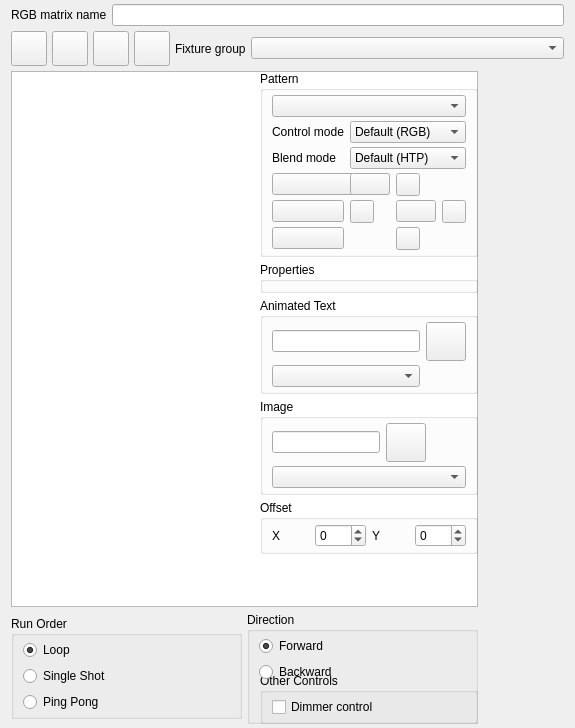
Qt form ui/src/rgbmatrixeditor.ui (mcallegari/qlcplus) before a commit.
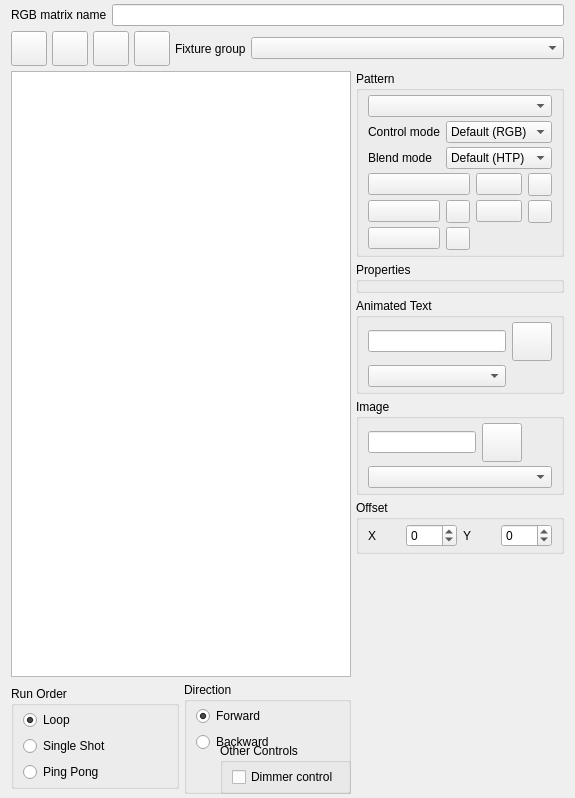
The same form after that commit. Icons and pictures are not drawn.

```diff
--- a/ui/src/rgbmatrixeditor.ui
+++ b/ui/src/rgbmatrixeditor.ui
@@ -26,7 +26,7 @@
     <x>0</x>
     <y>0</y>
     <width>575</width>
-    <height>728</height>
+    <height>798</height>
    </rect>
   </property>
   <property name="windowTitle">
@@ -45,426 +45,6 @@
    <item row="2" column="0" colspan="4">
     <widget class="QGraphicsView" name="m_preview"/>
    </item>
-   <item row="2" column="3" rowspan="3">
-    <layout class="QVBoxLayout" name="verticalLayout_5">
-     <item>
-      <widget class="QGroupBox" name="m_patternGroup">
-       <property name="sizePolicy">
-        <sizepolicy hsizetype="Preferred" vsizetype="Maximum">
-         <horstretch>0</horstretch>
-         <verstretch>0</verstretch>
-        </sizepolicy>
-       </property>
-       <property name="title">
-        <string>Pattern</string>
-       </property>
-       <layout class="QGridLayout" name="gridLayout_4">
-        <property name="topMargin">
-         <number>4</number>
-        </property>
-        <property name="bottomMargin">
-         <number>4</number>
-        </property>
-        <property name="verticalSpacing">
-         <number>4</number>
-        </property>
-        <item row="5" column="0" colspan="2">
-         <widget class="QPushButton" name="m_mtxColor1Button">
-          <property name="toolTip">
-           <string>Matrix color 1</string>
-          </property>
-          <property name="iconSize">
-           <size>
-            <width>50</width>
-            <height>26</height>
-           </size>
-          </property>
-         </widget>
-        </item>
-        <item row="5" column="1">
-         <widget class="QPushButton" name="m_mtxColor2Button">
-          <property name="toolTip">
-           <string>Matrix color 2</string>
-          </property>
-          <property name="text">
-           <string/>
-          </property>
-          <property name="iconSize">
-           <size>
-            <width>50</width>
-            <height>26</height>
-           </size>
-          </property>
-         </widget>
-        </item>
-        <item row="5" column="2">
-         <widget class="QToolButton" name="m_resetMtxColor2Button">
-          <property name="toolTip">
-           <string>Reset the end color</string>
-          </property>
-          <property name="icon">
-           <iconset resource="qlcui.qrc">
-            <normaloff>:/fileclose.png</normaloff>:/fileclose.png</iconset>
-          </property>
-         </widget>
-        </item>
-        <item row="6" column="0">
-         <widget class="QPushButton" name="m_mtxColor3Button">
-          <property name="toolTip">
-           <string>Matrix color 3</string>
-          </property>
-          <property name="iconSize">
-           <size>
-            <width>50</width>
-            <height>26</height>
-           </size>
-          </property>
-         </widget>
-        </item>
-        <item row="6" column="1">
-         <widget class="QToolButton" name="m_resetMtxColor3Button">
-          <property name="toolTip">
-           <string>Reset the end color</string>
-          </property>
-          <property name="icon">
-           <iconset resource="qlcui.qrc">
-            <normaloff>:/fileclose.png</normaloff>:/fileclose.png</iconset>
-          </property>
-         </widget>
-        </item>
-        <item row="6" column="2">
-         <widget class="QPushButton" name="m_mtxColor4Button">
-          <property name="toolTip">
-           <string>Matrix color 4</string>
-          </property>
-          <property name="text">
-           <string/>
-          </property>
-          <property name="iconSize">
-           <size>
-            <width>50</width>
-            <height>26</height>
-           </size>
-          </property>
-         </widget>
-        </item>
-        <item row="6" column="3">
-         <widget class="QToolButton" name="m_resetMtxColor4Button">
-          <property name="toolTip">
-           <string>Reset the end color</string>
-          </property>
-          <property name="icon">
-           <iconset resource="qlcui.qrc">
-            <normaloff>:/fileclose.png</normaloff>:/fileclose.png</iconset>
-          </property>
-         </widget>
-        </item>
-        <item row="7" column="0">
-         <widget class="QPushButton" name="m_mtxColor5Button">
-          <property name="toolTip">
-           <string>Matrix color 5</string>
-          </property>
-          <property name="iconSize">
-           <size>
-            <width>50</width>
-            <height>26</height>
-           </size>
-          </property>
-         </widget>
-        </item>
-        <item row="7" column="2">
-         <widget class="QToolButton" name="m_resetMtxColor5Button">
-          <property name="toolTip">
-           <string>Reset the end color</string>
-          </property>
-          <property name="icon">
-           <iconset resource="qlcui.qrc">
-            <normaloff>:/fileclose.png</normaloff>:/fileclose.png</iconset>
-          </property>
-         </widget>
-        </item>
-        <item row="0" column="0" colspan="4">
-         <widget class="QComboBox" name="m_patternCombo">
-          <property name="toolTip">
-           <string>The RGB matrix pattern</string>
-          </property>
-         </widget>
-        </item>
-        <item row="3" column="1" colspan="3">
-         <widget class="QComboBox" name="m_blendModeCombo">
-          <item>
-           <property name="text">
-            <string>Default (HTP)</string>
-           </property>
-          </item>
-          <item>
-           <property name="text">
-            <string>Mask</string>
-           </property>
-          </item>
-          <item>
-           <property name="text">
-            <string>Additive</string>
-           </property>
-          </item>
-          <item>
-           <property name="text">
-            <string>Subtractive</string>
-           </property>
-          </item>
-         </widget>
-        </item>
-        <item row="3" column="0">
-         <widget class="QLabel" name="m_blendModeLabel">
-          <property name="text">
-           <string>Blend mode</string>
-          </property>
-         </widget>
-        </item>
-        <item row="2" column="0">
-         <widget class="QLabel" name="m_colorModeLabel">
-          <property name="text">
-           <string>Control mode</string>
-          </property>
-         </widget>
-        </item>
-        <item row="2" column="1" colspan="3">
-         <widget class="QComboBox" name="m_controlModeCombo">
-          <item>
-           <property name="text">
-            <string>Default (RGB)</string>
-           </property>
-          </item>
-          <item>
-           <property name="text">
-            <string>White</string>
-           </property>
-          </item>
-          <item>
-           <property name="text">
-            <string>Amber</string>
-           </property>
-          </item>
-          <item>
-           <property name="text">
-            <string>UV</string>
-           </property>
-          </item>
-          <item>
-           <property name="text">
-            <string>Dimmer</string>
-           </property>
-          </item>
-          <item>
-           <property name="text">
-            <string>Shutter</string>
-           </property>
-          </item>
-         </widget>
-        </item>
-       </layout>
-      </widget>
-     </item>
-     <item>
-      <widget class="QGroupBox" name="m_propertiesGroup">
-       <property name="title">
-        <string>Properties</string>
-       </property>
-       <layout class="QGridLayout" name="gridLayout_5">
-        <property name="topMargin">
-         <number>4</number>
-        </property>
-        <property name="bottomMargin">
-         <number>4</number>
-        </property>
-        <property name="verticalSpacing">
-         <number>4</number>
-        </property>
-        <item row="0" column="0">
-         <layout class="QGridLayout" name="m_propertiesLayout"/>
-        </item>
-       </layout>
-      </widget>
-     </item>
-     <item>
-      <widget class="QGroupBox" name="m_textGroup">
-       <property name="title">
-        <string>Animated Text</string>
-       </property>
-       <layout class="QGridLayout" name="gridLayout_3">
-        <property name="topMargin">
-         <number>4</number>
-        </property>
-        <property name="bottomMargin">
-         <number>4</number>
-        </property>
-        <property name="verticalSpacing">
-         <number>4</number>
-        </property>
-        <item row="0" column="0">
-         <widget class="QLineEdit" name="m_textEdit">
-          <property name="sizePolicy">
-           <sizepolicy hsizetype="Minimum" vsizetype="Fixed">
-            <horstretch>0</horstretch>
-            <verstretch>0</verstretch>
-           </sizepolicy>
-          </property>
-          <property name="toolTip">
-           <string>Text to display</string>
-          </property>
-         </widget>
-        </item>
-        <item row="0" column="1">
-         <widget class="QToolButton" name="m_fontButton">
-          <property name="toolTip">
-           <string>Choose the font</string>
-          </property>
-          <property name="text">
-           <string notr="true"/>
-          </property>
-          <property name="icon">
-           <iconset resource="qlcui.qrc">
-            <normaloff>:/fonts.png</normaloff>:/fonts.png</iconset>
-          </property>
-          <property name="iconSize">
-           <size>
-            <width>32</width>
-            <height>32</height>
-           </size>
-          </property>
-         </widget>
-        </item>
-        <item row="1" column="0">
-         <widget class="QComboBox" name="m_animationCombo">
-          <property name="toolTip">
-           <string>Animation style</string>
-          </property>
-         </widget>
-        </item>
-       </layout>
-      </widget>
-     </item>
-     <item>
-      <widget class="QGroupBox" name="m_imageGroup">
-       <property name="title">
-        <string>Image</string>
-       </property>
-       <layout class="QGridLayout" name="gridLayout_2">
-        <property name="topMargin">
-         <number>4</number>
-        </property>
-        <property name="bottomMargin">
-         <number>4</number>
-        </property>
-        <property name="verticalSpacing">
-         <number>4</number>
-        </property>
-        <item row="0" column="0">
-         <widget class="QLineEdit" name="m_imageEdit">
-          <property name="sizePolicy">
-           <sizepolicy hsizetype="Minimum" vsizetype="Fixed">
-            <horstretch>0</horstretch>
-            <verstretch>0</verstretch>
-           </sizepolicy>
-          </property>
-         </widget>
-        </item>
-        <item row="0" column="1">
-         <widget class="QToolButton" name="m_imageButton">
-          <property name="text">
-           <string notr="true"/>
-          </property>
-          <property name="icon">
-           <iconset resource="qlcui.qrc">
-            <normaloff>:/image.png</normaloff>:/image.png</iconset>
-          </property>
-          <property name="iconSize">
-           <size>
-            <width>32</width>
-            <height>32</height>
-           </size>
-          </property>
-         </widget>
-        </item>
-        <item row="1" column="0" colspan="3">
-         <widget class="QComboBox" name="m_imageAnimationCombo"/>
-        </item>
-       </layout>
-      </widget>
-     </item>
-     <item>
-      <widget class="QGroupBox" name="m_offsetGroup">
-       <property name="title">
-        <string>Offset</string>
-       </property>
-       <layout class="QHBoxLayout" name="horizontalLayout">
-        <property name="topMargin">
-         <number>4</number>
-        </property>
-        <property name="bottomMargin">
-         <number>4</number>
-        </property>
-        <item>
-         <widget class="QLabel" name="m_xOffsetLabel">
-          <property name="text">
-           <string>X</string>
-          </property>
-         </widget>
-        </item>
-        <item>
-         <widget class="QSpinBox" name="m_xOffsetSpin">
-          <property name="toolTip">
-           <string>Shift the pattern X pixels horizontally</string>
-          </property>
-          <property name="minimum">
-           <number>-255</number>
-          </property>
-          <property name="maximum">
-           <number>255</number>
-          </property>
-         </widget>
-        </item>
-        <item>
-         <widget class="QLabel" name="m_yOffsetLabel">
-          <property name="text">
-           <string>Y</string>
-          </property>
-         </widget>
-        </item>
-        <item>
-         <widget class="QSpinBox" name="m_yOffsetSpin">
-          <property name="toolTip">
-           <string>Shift the pattern Y pixels vertically</string>
-          </property>
-          <property name="minimum">
-           <number>-255</number>
-          </property>
-          <property name="maximum">
-           <number>255</number>
-          </property>
-         </widget>
-        </item>
-       </layout>
-      </widget>
-     </item>
-     <item>
-      <spacer name="verticalSpacer_4">
-       <property name="orientation">
-        <enum>Qt::Vertical</enum>
-       </property>
-       <property name="sizeType">
-        <enum>QSizePolicy::Expanding</enum>
-       </property>
-       <property name="sizeHint" stdset="0">
-        <size>
-         <width>20</width>
-         <height>40</height>
-        </size>
-       </property>
-      </spacer>
-     </item>
-    </layout>
-   </item>
    <item row="4" column="3">
     <widget class="QGroupBox" name="m_intensityGroup">
      <property name="sizePolicy">
@@ -754,6 +334,426 @@
      </item>
     </layout>
    </item>
+   <item row="2" column="4">
+    <layout class="QVBoxLayout" name="verticalLayout_5">
+     <item>
+      <widget class="QGroupBox" name="m_patternGroup">
+       <property name="sizePolicy">
+        <sizepolicy hsizetype="Preferred" vsizetype="Maximum">
+         <horstretch>0</horstretch>
+         <verstretch>0</verstretch>
+        </sizepolicy>
+       </property>
+       <property name="title">
+        <string>Pattern</string>
+       </property>
+       <layout class="QGridLayout" name="gridLayout_4">
+        <property name="topMargin">
+         <number>4</number>
+        </property>
+        <property name="bottomMargin">
+         <number>4</number>
+        </property>
+        <property name="verticalSpacing">
+         <number>4</number>
+        </property>
+        <item row="6" column="0" colspan="2">
+         <widget class="QPushButton" name="m_mtxColor3Button">
+          <property name="toolTip">
+           <string>Matrix color 3</string>
+          </property>
+          <property name="iconSize">
+           <size>
+            <width>50</width>
+            <height>26</height>
+           </size>
+          </property>
+         </widget>
+        </item>
+        <item row="5" column="0" colspan="3">
+         <widget class="QPushButton" name="m_mtxColor1Button">
+          <property name="toolTip">
+           <string>Matrix color 1</string>
+          </property>
+          <property name="iconSize">
+           <size>
+            <width>50</width>
+            <height>26</height>
+           </size>
+          </property>
+         </widget>
+        </item>
+        <item row="3" column="2" colspan="4">
+         <widget class="QComboBox" name="m_blendModeCombo">
+          <item>
+           <property name="text">
+            <string>Default (HTP)</string>
+           </property>
+          </item>
+          <item>
+           <property name="text">
+            <string>Mask</string>
+           </property>
+          </item>
+          <item>
+           <property name="text">
+            <string>Additive</string>
+           </property>
+          </item>
+          <item>
+           <property name="text">
+            <string>Subtractive</string>
+           </property>
+          </item>
+         </widget>
+        </item>
+        <item row="2" column="0" colspan="2">
+         <widget class="QLabel" name="m_colorModeLabel">
+          <property name="text">
+           <string>Control mode</string>
+          </property>
+         </widget>
+        </item>
+        <item row="7" column="0" colspan="2">
+         <widget class="QPushButton" name="m_mtxColor5Button">
+          <property name="toolTip">
+           <string>Matrix color 5</string>
+          </property>
+          <property name="iconSize">
+           <size>
+            <width>50</width>
+            <height>26</height>
+           </size>
+          </property>
+         </widget>
+        </item>
+        <item row="5" column="5">
+         <widget class="QToolButton" name="m_resetMtxColor2Button">
+          <property name="toolTip">
+           <string>Reset color 2</string>
+          </property>
+          <property name="icon">
+           <iconset resource="qlcui.qrc">
+            <normaloff>:/fileclose.png</normaloff>:/fileclose.png</iconset>
+          </property>
+         </widget>
+        </item>
+        <item row="3" column="0" colspan="2">
+         <widget class="QLabel" name="m_blendModeLabel">
+          <property name="text">
+           <string>Blend mode</string>
+          </property>
+         </widget>
+        </item>
+        <item row="6" column="2">
+         <widget class="QToolButton" name="m_resetMtxColor3Button">
+          <property name="toolTip">
+           <string>Reset color 3</string>
+          </property>
+          <property name="icon">
+           <iconset resource="qlcui.qrc">
+            <normaloff>:/fileclose.png</normaloff>:/fileclose.png</iconset>
+          </property>
+         </widget>
+        </item>
+        <item row="2" column="2" colspan="4">
+         <widget class="QComboBox" name="m_controlModeCombo">
+          <item>
+           <property name="text">
+            <string>Default (RGB)</string>
+           </property>
+          </item>
+          <item>
+           <property name="text">
+            <string>White</string>
+           </property>
+          </item>
+          <item>
+           <property name="text">
+            <string>Amber</string>
+           </property>
+          </item>
+          <item>
+           <property name="text">
+            <string>UV</string>
+           </property>
+          </item>
+          <item>
+           <property name="text">
+            <string>Dimmer</string>
+           </property>
+          </item>
+          <item>
+           <property name="text">
+            <string>Shutter</string>
+           </property>
+          </item>
+         </widget>
+        </item>
+        <item row="0" column="0" colspan="6">
+         <widget class="QComboBox" name="m_patternCombo">
+          <property name="toolTip">
+           <string>The RGB matrix pattern</string>
+          </property>
+         </widget>
+        </item>
+        <item row="5" column="3" colspan="2">
+         <widget class="QPushButton" name="m_mtxColor2Button">
+          <property name="toolTip">
+           <string>Matrix color 2</string>
+          </property>
+          <property name="text">
+           <string/>
+          </property>
+          <property name="iconSize">
+           <size>
+            <width>50</width>
+            <height>26</height>
+           </size>
+          </property>
+         </widget>
+        </item>
+        <item row="6" column="3" colspan="2">
+         <widget class="QPushButton" name="m_mtxColor4Button">
+          <property name="toolTip">
+           <string>Matrix color 4</string>
+          </property>
+          <property name="text">
+           <string/>
+          </property>
+          <property name="iconSize">
+           <size>
+            <width>50</width>
+            <height>26</height>
+           </size>
+          </property>
+         </widget>
+        </item>
+        <item row="6" column="5">
+         <widget class="QToolButton" name="m_resetMtxColor4Button">
+          <property name="toolTip">
+           <string>Reset color 4</string>
+          </property>
+          <property name="icon">
+           <iconset resource="qlcui.qrc">
+            <normaloff>:/fileclose.png</normaloff>:/fileclose.png</iconset>
+          </property>
+         </widget>
+        </item>
+        <item row="7" column="2">
+         <widget class="QToolButton" name="m_resetMtxColor5Button">
+          <property name="toolTip">
+           <string>Reset color 5</string>
+          </property>
+          <property name="icon">
+           <iconset resource="qlcui.qrc">
+            <normaloff>:/fileclose.png</normaloff>:/fileclose.png</iconset>
+          </property>
+         </widget>
+        </item>
+       </layout>
+      </widget>
+     </item>
+     <item>
+      <widget class="QGroupBox" name="m_propertiesGroup">
+       <property name="title">
+        <string>Properties</string>
+       </property>
+       <layout class="QGridLayout" name="gridLayout_5">
+        <property name="topMargin">
+         <number>4</number>
+        </property>
+        <property name="bottomMargin">
+         <number>4</number>
+        </property>
+        <property name="verticalSpacing">
+         <number>4</number>
+        </property>
+        <item row="0" column="0">
+         <layout class="QGridLayout" name="m_propertiesLayout"/>
+        </item>
+       </layout>
+      </widget>
+     </item>
+     <item>
+      <widget class="QGroupBox" name="m_textGroup">
+       <property name="title">
+        <string>Animated Text</string>
+       </property>
+       <layout class="QGridLayout" name="gridLayout_3">
+        <property name="topMargin">
+         <number>4</number>
+        </property>
+        <property name="bottomMargin">
+         <number>4</number>
+        </property>
+        <property name="verticalSpacing">
+         <number>4</number>
+        </property>
+        <item row="0" column="0">
+         <widget class="QLineEdit" name="m_textEdit">
+          <property name="sizePolicy">
+           <sizepolicy hsizetype="Minimum" vsizetype="Fixed">
+            <horstretch>0</horstretch>
+            <verstretch>0</verstretch>
+           </sizepolicy>
+          </property>
+          <property name="toolTip">
+           <string>Text to display</string>
+          </property>
+         </widget>
+        </item>
+        <item row="0" column="1">
+         <widget class="QToolButton" name="m_fontButton">
+          <property name="toolTip">
+           <string>Choose the font</string>
+          </property>
+          <property name="text">
+           <string notr="true"/>
+          </property>
+          <property name="icon">
+           <iconset resource="qlcui.qrc">
+            <normaloff>:/fonts.png</normaloff>:/fonts.png</iconset>
+          </property>
+          <property name="iconSize">
+           <size>
+            <width>32</width>
+            <height>32</height>
+           </size>
+          </property>
+         </widget>
+        </item>
+        <item row="1" column="0">
+         <widget class="QComboBox" name="m_animationCombo">
+          <property name="toolTip">
+           <string>Animation style</string>
+          </property>
+         </widget>
+        </item>
+       </layout>
+      </widget>
+     </item>
+     <item>
+      <widget class="QGroupBox" name="m_imageGroup">
+       <property name="title">
+        <string>Image</string>
+       </property>
+       <layout class="QGridLayout" name="gridLayout_2">
+        <property name="topMargin">
+         <number>4</number>
+        </property>
+        <property name="bottomMargin">
+         <number>4</number>
+        </property>
+        <property name="verticalSpacing">
+         <number>4</number>
+        </property>
+        <item row="0" column="0">
+         <widget class="QLineEdit" name="m_imageEdit">
+          <property name="sizePolicy">
+           <sizepolicy hsizetype="Minimum" vsizetype="Fixed">
+            <horstretch>0</horstretch>
+            <verstretch>0</verstretch>
+           </sizepolicy>
+          </property>
+         </widget>
+        </item>
+        <item row="0" column="1">
+         <widget class="QToolButton" name="m_imageButton">
+          <property name="text">
+           <string notr="true"/>
+          </property>
+          <property name="icon">
+           <iconset resource="qlcui.qrc">
+            <normaloff>:/image.png</normaloff>:/image.png</iconset>
+          </property>
+          <property name="iconSize">
+           <size>
+            <width>32</width>
+            <height>32</height>
+           </size>
+          </property>
+         </widget>
+        </item>
+        <item row="1" column="0" colspan="3">
+         <widget class="QComboBox" name="m_imageAnimationCombo"/>
+        </item>
+       </layout>
+      </widget>
+     </item>
+     <item>
+      <widget class="QGroupBox" name="m_offsetGroup">
+       <property name="title">
+        <string>Offset</string>
+       </property>
+       <layout class="QHBoxLayout" name="horizontalLayout">
+        <property name="topMargin">
+         <number>4</number>
+        </property>
+        <property name="bottomMargin">
+         <number>4</number>
+        </property>
+        <item>
+         <widget class="QLabel" name="m_xOffsetLabel">
+          <property name="text">
+           <string>X</string>
+          </property>
+         </widget>
+        </item>
+        <item>
+         <widget class="QSpinBox" name="m_xOffsetSpin">
+          <property name="toolTip">
+           <string>Shift the pattern X pixels horizontally</string>
+          </property>
+          <property name="minimum">
+           <number>-255</number>
+          </property>
+          <property name="maximum">
+           <number>255</number>
+          </property>
+         </widget>
+        </item>
+        <item>
+         <widget class="QLabel" name="m_yOffsetLabel">
+          <property name="text">
+           <string>Y</string>
+          </property>
+         </widget>
+        </item>
+        <item>
+         <widget class="QSpinBox" name="m_yOffsetSpin">
+          <property name="toolTip">
+           <string>Shift the pattern Y pixels vertically</string>
+          </property>
+          <property name="minimum">
+           <number>-255</number>
+          </property>
+          <property name="maximum">
+           <number>255</number>
+          </property>
+         </widget>
+        </item>
+       </layout>
+      </widget>
+     </item>
+     <item>
+      <spacer name="verticalSpacer_4">
+       <property name="orientation">
+        <enum>Qt::Vertical</enum>
+       </property>
+       <property name="sizeType">
+        <enum>QSizePolicy::Expanding</enum>
+       </property>
+       <property name="sizeHint" stdset="0">
+        <size>
+         <width>20</width>
+         <height>40</height>
+        </size>
+       </property>
+      </spacer>
+     </item>
+    </layout>
+   </item>
   </layout>
  </widget>
  <resources>
```
